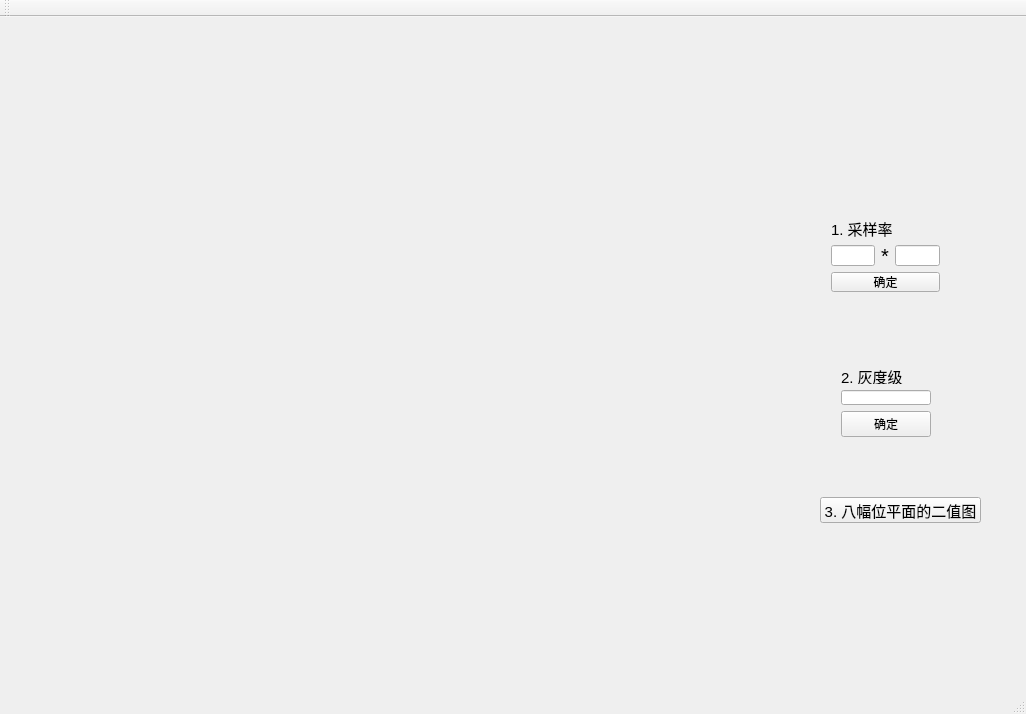
The window that picture_demo/mainwindow.ui (L1B0/Digital-image-processing) describes before a commit, drawn with Qt 5.
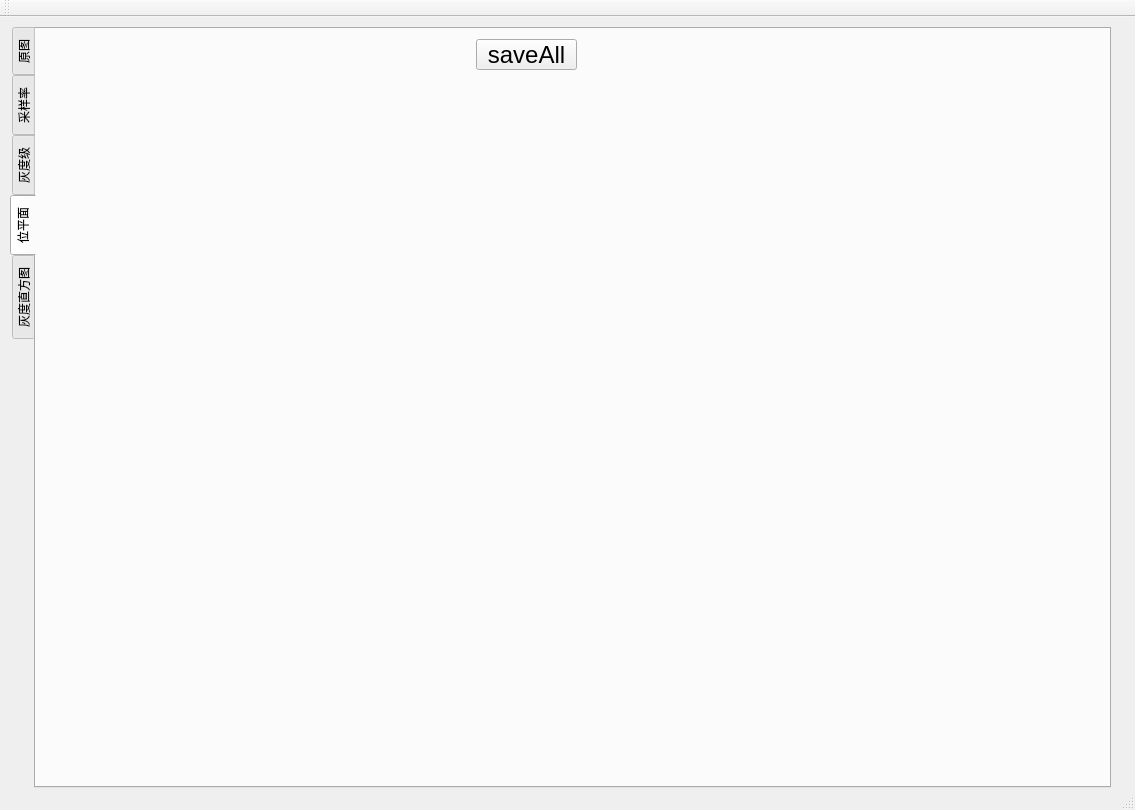
The same window after the commit. The open tabs and pages were chosen to show the change. Custom widgets are drawn as their Qt base class.

Diff of the .ui file:
```diff
--- a/picture_demo/mainwindow.ui
+++ b/picture_demo/mainwindow.ui
@@ -6,8 +6,8 @@
    <rect>
     <x>0</x>
     <y>0</y>
-    <width>1026</width>
-    <height>714</height>
+    <width>1135</width>
+    <height>810</height>
    </rect>
   </property>
   <property name="sizePolicy">
@@ -20,106 +20,52 @@
    <string>MainWindow</string>
   </property>
   <widget class="QWidget" name="centralWidget">
-   <widget class="QLabel" name="labelimage">
+   <widget class="QTabWidget" name="tabWidget">
     <property name="geometry">
      <rect>
-      <x>30</x>
-      <y>30</y>
-      <width>711</width>
-      <height>641</height>
+      <x>10</x>
+      <y>10</y>
+      <width>1101</width>
+      <height>761</height>
      </rect>
     </property>
-    <property name="text">
-     <string/>
+    <property name="tabPosition">
+     <enum>QTabWidget::West</enum>
     </property>
-   </widget>
-   <widget class="QWidget" name="layoutWidget">
-    <property name="geometry">
-     <rect>
-      <x>830</x>
-      <y>340</y>
-      <width>112</width>
-      <height>91</height>
-     </rect>
+    <property name="currentIndex">
+     <number>4</number>
     </property>
-    <layout class="QVBoxLayout" name="verticalLayout_4">
-     <item>
-      <layout class="QVBoxLayout" name="verticalLayout_2">
-       <item>
-        <widget class="QLabel" name="label_2">
-         <property name="font">
-          <font>
-           <pointsize>11</pointsize>
-           <weight>50</weight>
-           <bold>false</bold>
-          </font>
-         </property>
-         <property name="text">
-          <string>2. 灰度级</string>
-         </property>
-        </widget>
-       </item>
-       <item>
-        <widget class="QLineEdit" name="gray_level">
-         <property name="maxLength">
-          <number>3</number>
-         </property>
-        </widget>
-       </item>
-      </layout>
-     </item>
-     <item>
-      <widget class="QPushButton" name="gray_determine">
-       <property name="text">
-        <string>确定</string>
-       </property>
-      </widget>
-     </item>
-    </layout>
-   </widget>
-   <widget class="QPushButton" name="bitPlane">
-    <property name="geometry">
-     <rect>
-      <x>820</x>
-      <y>480</y>
-      <width>161</width>
-      <height>26</height>
-     </rect>
-    </property>
-    <property name="font">
-     <font>
-      <pointsize>11</pointsize>
-     </font>
-    </property>
-    <property name="text">
-     <string>3. 八幅位平面的二值图</string>
-    </property>
-   </widget>
-   <widget class="QWidget" name="layoutWidget">
-    <property name="geometry">
-     <rect>
-      <x>820</x>
-      <y>190</y>
-      <width>131</width>
-      <height>96</height>
-     </rect>
-    </property>
-    <layout class="QVBoxLayout" name="verticalLayout">
-     <item>
-      <widget class="QLabel" name="label">
-       <property name="font">
-        <font>
-         <pointsize>11</pointsize>
-         <weight>50</weight>
-         <bold>false</bold>
-        </font>
-       </property>
-       <property name="text">
-        <string>1. 采样率</string>
-       </property>
-      </widget>
-     </item>
-     <item>
+    <widget class="QWidget" name="original">
+     <attribute name="title">
+      <string>原图</string>
+     </attribute>
+     <widget class="QLabel" name="original_page">
+      <property name="geometry">
+       <rect>
+        <x>30</x>
+        <y>40</y>
+        <width>991</width>
+        <height>681</height>
+       </rect>
+      </property>
+      <property name="text">
+       <string/>
+      </property>
+     </widget>
+    </widget>
+    <widget class="QWidget" name="sampling_rate">
+     <attribute name="title">
+      <string>采样率</string>
+     </attribute>
+     <widget class="QWidget" name="layoutWidget">
+      <property name="geometry">
+       <rect>
+        <x>780</x>
+        <y>10</y>
+        <width>211</width>
+        <height>33</height>
+       </rect>
+      </property>
       <layout class="QHBoxLayout" name="horizontalLayout">
        <item>
         <widget class="QLineEdit" name="width">
@@ -168,15 +114,267 @@
         </widget>
        </item>
       </layout>
-     </item>
-     <item>
-      <widget class="QPushButton" name="re_determine">
+     </widget>
+     <widget class="QLabel" name="sampling_page">
+      <property name="geometry">
+       <rect>
+        <x>40</x>
+        <y>70</y>
+        <width>1001</width>
+        <height>651</height>
+       </rect>
+      </property>
+      <property name="text">
+       <string/>
+      </property>
+     </widget>
+    </widget>
+    <widget class="QWidget" name="gray">
+     <attribute name="title">
+      <string>灰度级</string>
+     </attribute>
+     <widget class="QWidget" name="layoutWidget">
+      <property name="geometry">
+       <rect>
+        <x>790</x>
+        <y>10</y>
+        <width>196</width>
+        <height>28</height>
+       </rect>
+      </property>
+      <layout class="QHBoxLayout" name="horizontalLayout_2">
+       <item>
+        <widget class="QLineEdit" name="gray_level">
+         <property name="maxLength">
+          <number>3</number>
+         </property>
+        </widget>
+       </item>
+       <item>
+        <widget class="QPushButton" name="gray_determine">
+         <property name="text">
+          <string>确定</string>
+         </property>
+        </widget>
+       </item>
+      </layout>
+     </widget>
+     <widget class="QLabel" name="gray_page">
+      <property name="geometry">
+       <rect>
+        <x>30</x>
+        <y>60</y>
+        <width>1011</width>
+        <height>661</height>
+       </rect>
+      </property>
+      <property name="text">
+       <string/>
+      </property>
+     </widget>
+    </widget>
+    <widget class="QWidget" name="bitplane">
+     <attribute name="title">
+      <string>位平面</string>
+     </attribute>
+     <widget class="QWidget" name="layoutWidget_2">
+      <property name="geometry">
+       <rect>
+        <x>20</x>
+        <y>60</y>
+        <width>1031</width>
+        <height>671</height>
+       </rect>
+      </property>
+      <layout class="QVBoxLayout" name="verticalLayout">
+       <item>
+        <layout class="QHBoxLayout" name="horizontalLayout_3">
+         <item>
+          <widget class="QLabel" name="bit1">
+           <property name="text">
+            <string/>
+           </property>
+          </widget>
+         </item>
+         <item>
+          <widget class="QLabel" name="bit2">
+           <property name="text">
+            <string/>
+           </property>
+          </widget>
+         </item>
+         <item>
+          <widget class="QLabel" name="bit3">
+           <property name="text">
+            <string/>
+           </property>
+          </widget>
+         </item>
+         <item>
+          <widget class="QLabel" name="bit4">
+           <property name="text">
+            <string/>
+           </property>
+          </widget>
+         </item>
+        </layout>
+       </item>
+       <item>
+        <layout class="QHBoxLayout" name="horizontalLayout_4">
+         <item>
+          <widget class="QLabel" name="bit5">
+           <property name="text">
+            <string/>
+           </property>
+          </widget>
+         </item>
+         <item>
+          <widget class="QLabel" name="bit6">
+           <property name="text">
+            <string/>
+           </property>
+          </widget>
+         </item>
+         <item>
+          <widget class="QLabel" name="bit7">
+           <property name="text">
+            <string/>
+           </property>
+          </widget>
+         </item>
+         <item>
+          <widget class="QLabel" name="bit8">
+           <property name="text">
+            <string/>
+           </property>
+          </widget>
+         </item>
+        </layout>
+       </item>
+      </layout>
+     </widget>
+     <widget class="QPushButton" name="bitplane_save">
+      <property name="geometry">
+       <rect>
+        <x>440</x>
+        <y>10</y>
+        <width>101</width>
+        <height>31</height>
+       </rect>
+      </property>
+      <property name="font">
+       <font>
+        <pointsize>18</pointsize>
+       </font>
+      </property>
+      <property name="statusTip">
+       <string extracomment="Save all images."/>
+      </property>
+      <property name="text">
+       <string>saveAll</string>
+      </property>
+     </widget>
+    </widget>
+    <widget class="QWidget" name="histogram">
+     <attribute name="title">
+      <string>灰度直方图</string>
+     </attribute>
+     <widget class="QTableWidget" name="histogram_info">
+      <property name="geometry">
+       <rect>
+        <x>570</x>
+        <y>50</y>
+        <width>411</width>
+        <height>51</height>
+       </rect>
+      </property>
+      <row>
        <property name="text">
-        <string>确定</string>
+        <string/>
        </property>
-      </widget>
-     </item>
-    </layout>
+      </row>
+      <column>
+       <property name="text">
+        <string>像素总数</string>
+       </property>
+      </column>
+      <column>
+       <property name="text">
+        <string>平均灰度</string>
+       </property>
+      </column>
+      <column>
+       <property name="text">
+        <string>中值灰度</string>
+       </property>
+      </column>
+      <column>
+       <property name="text">
+        <string>标准差</string>
+       </property>
+      </column>
+     </widget>
+     <widget class="QWidget" name="layoutWidget">
+      <property name="geometry">
+       <rect>
+        <x>50</x>
+        <y>140</y>
+        <width>951</width>
+        <height>571</height>
+       </rect>
+      </property>
+      <layout class="QHBoxLayout" name="horizontalLayout_5">
+       <item>
+        <widget class="QLabel" name="histogram_page">
+         <property name="text">
+          <string/>
+         </property>
+        </widget>
+       </item>
+       <item>
+        <widget class="QCustomPlot" name="histogram_paint" native="true"/>
+       </item>
+      </layout>
+     </widget>
+     <widget class="QWidget" name="layoutWidget">
+      <property name="geometry">
+       <rect>
+        <x>120</x>
+        <y>60</y>
+        <width>236</width>
+        <height>30</height>
+       </rect>
+      </property>
+      <layout class="QHBoxLayout" name="horizontalLayout_7">
+       <item>
+        <layout class="QHBoxLayout" name="horizontalLayout_6">
+         <item>
+          <widget class="QLabel" name="label">
+           <property name="font">
+            <font>
+             <pointsize>12</pointsize>
+            </font>
+           </property>
+           <property name="text">
+            <string>阀值</string>
+           </property>
+          </widget>
+         </item>
+         <item>
+          <widget class="QLineEdit" name="threshold"/>
+         </item>
+        </layout>
+       </item>
+       <item>
+        <widget class="QPushButton" name="threshold_update">
+         <property name="text">
+          <string>确定</string>
+         </property>
+        </widget>
+       </item>
+      </layout>
+     </widget>
+    </widget>
    </widget>
   </widget>
   <widget class="QToolBar" name="mainToolBar">
@@ -206,6 +404,14 @@
   </action>
  </widget>
  <layoutdefault spacing="6" margin="11"/>
+ <customwidgets>
+  <customwidget>
+   <class>QCustomPlot</class>
+   <extends>QWidget</extends>
+   <header>qcustomplot.h</header>
+   <container>1</container>
+  </customwidget>
+ </customwidgets>
  <resources/>
  <connections/>
 </ui>
```
Left out of the diff: 9 changed lines with no effect on the pictures.
